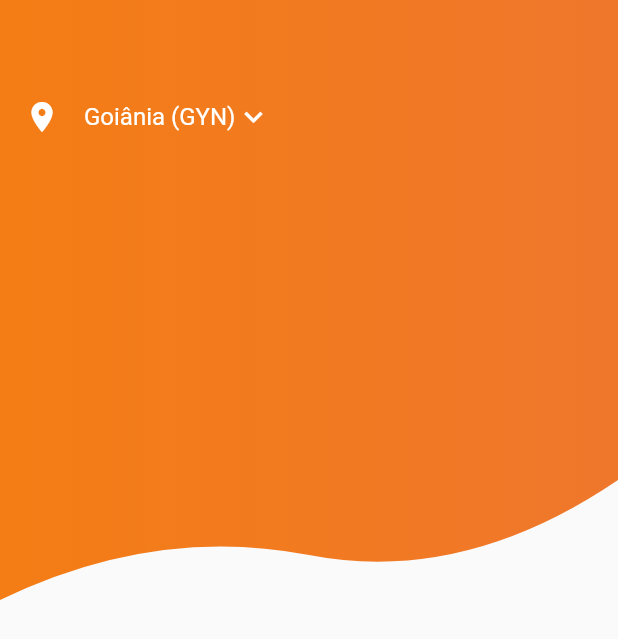
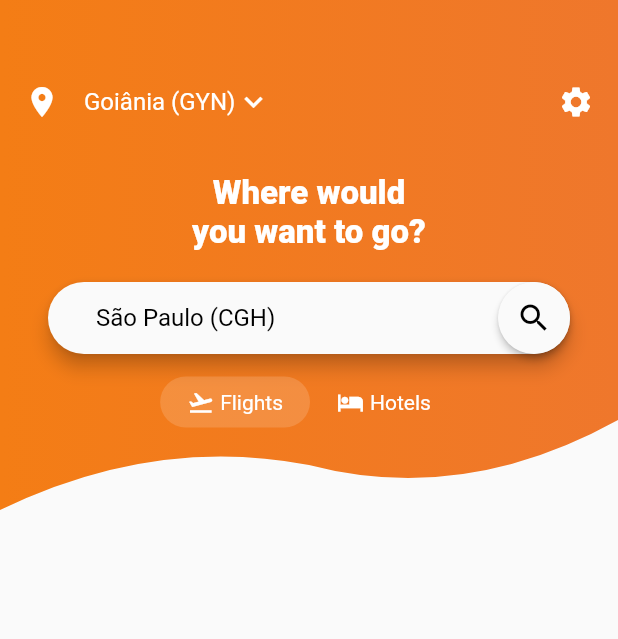
Before and after one commit to joaohhenriq/flutter-flight-tickets, a Flutter app: the screen it shows after launch, on a phone screen of 412 x 824 dp. Shown: the top 639 px of the screen. Run offline on Flutter 3.47's test engine with Material 2 defaults, Android fonts, the phone set to English and light mode, and no system bars.

Commit message:
Finishing top layout

```diff
--- a/lib/custom_shape_clipper.dart
+++ b/lib/custom_shape_clipper.dart
@@ -11,8 +11,8 @@ class CustomShapeClipper extends CustomClipper<Path> {
     path.quadraticBezierTo(firstControlPoint.dx, firstControlPoint.dy,
         firstEndPoint.dx, firstEndPoint.dy);
 
-    var secondEndPoint = Offset(size.width, size.height - 80.0);
-    var secondControlPoint = Offset(size.width * 0.75, size.height - 10.0);
+    var secondEndPoint = Offset(size.width, size.height - 60.0);
+    var secondControlPoint = Offset(size.width * 0.75, size.height - 3.0);
 
     path.quadraticBezierTo(secondControlPoint.dx, secondControlPoint.dy,
         secondEndPoint.dx, secondEndPoint.dy);
--- a/lib/main.dart
+++ b/lib/main.dart
@@ -46,8 +46,8 @@ class HomeScreenTopPart extends StatefulWidget {
 }
 
 class _HomeScreenTopPartState extends State<HomeScreenTopPart> {
-
   var selectedLocationIndex = 0;
+  var isFlightSelected = true;
 
   @override
   Widget build(BuildContext context) {
@@ -56,13 +56,13 @@ class _HomeScreenTopPartState extends State<HomeScreenTopPart> {
         ClipPath(
           clipper: CustomShapeClipper(),
           child: Container(
-            height: 400.0,
+            height: 340.0,
             decoration: BoxDecoration(
                 gradient: LinearGradient(colors: [firstColor, secondColor])),
             child: Column(
               children: <Widget>[
                 SizedBox(
-                  height: 50.0,
+                  height: 40.0,
                 ),
                 Padding(
                   padding: const EdgeInsets.all(16.0),
@@ -76,7 +76,7 @@ class _HomeScreenTopPartState extends State<HomeScreenTopPart> {
                         width: 16.0,
                       ),
                       PopupMenuButton(
-                        onSelected: (index){
+                        onSelected: (index) {
                           setState(() {
                             selectedLocationIndex = index;
                           });
@@ -109,10 +109,77 @@ class _HomeScreenTopPartState extends State<HomeScreenTopPart> {
                                 value: 1,
                               )
                             ],
+                      ),
+                      Spacer(),
+                      Icon(
+                        Icons.settings,
+                        color: Colors.white,
                       )
                     ],
                   ),
                 ),
+                SizedBox(
+                  height: 20.0,
+                ),
+                Text(
+                  "Where would\nyou want to go?",
+                  style: TextStyle(fontSize: 22.0, color: Colors.white, fontWeight: FontWeight.w800),
+                  textAlign: TextAlign.center,
+                ),
+                SizedBox(
+                  height: 20,
+                ),
+                Padding(
+                  padding: EdgeInsets.symmetric(horizontal: 32),
+                  child: Material(
+                    elevation: 5,
+                    borderRadius: BorderRadius.all(Radius.circular(30)),
+                    child: TextField(
+                      controller: TextEditingController(text: locations[1]),
+                      style: dropDownMenuItemStyle,
+                      cursorColor: appTheme.primaryColor,
+                      decoration: InputDecoration(
+                          border: InputBorder.none,
+                          contentPadding: EdgeInsets.symmetric(
+                              horizontal: 32.0, vertical: 14.0),
+                          suffixIcon: Material(
+                            elevation: 2.0,
+                            borderRadius: BorderRadius.all(Radius.circular(30)),
+                            child: Icon(
+                              Icons.search,
+                              color: Colors.black,
+                            ),
+                          )),
+                    ),
+                  ),
+                ),
+                SizedBox(
+                  height: 15,
+                ),
+                Row(
+                  mainAxisSize: MainAxisSize.min,
+                  mainAxisAlignment: MainAxisAlignment.spaceAround,
+                  children: <Widget>[
+                    InkWell(
+                      onTap: () {
+                        setState(() {
+                          isFlightSelected = true;
+                        });
+                      },
+                      child: ChoiceChip(
+                          Icons.flight_takeoff, "Flights", isFlightSelected),
+                    ),
+
+                    InkWell(
+                        onTap: () {
+                          setState(() {
+                            isFlightSelected = false;
+                          });
+                        },
+                        child: ChoiceChip(
+                            Icons.hotel, "Hotels", !isFlightSelected))
+                  ],
+                )
               ],
             ),
           ),
@@ -121,3 +188,44 @@ class _HomeScreenTopPartState extends State<HomeScreenTopPart> {
     );
   }
 }
+
+class ChoiceChip extends StatefulWidget {
+  final IconData icon;
+  final String text;
+  final bool isFlightSelected;
+
+  ChoiceChip(this.icon, this.text, this.isFlightSelected);
+
+  @override
+  _ChoiceChipState createState() => _ChoiceChipState();
+}
+
+class _ChoiceChipState extends State<ChoiceChip> {
+  @override
+  Widget build(BuildContext context) {
+    return Container(
+      padding: EdgeInsets.symmetric(horizontal: 18.0, vertical: 8.0),
+      decoration: widget.isFlightSelected
+          ? BoxDecoration(
+              color: Colors.white.withOpacity(0.15),
+              borderRadius: BorderRadius.all(Radius.circular(20.0)))
+          : null,
+      child: Row(
+        children: <Widget>[
+          Icon(
+            widget.icon,
+            size: 18.0,
+            color: Colors.white,
+          ),
+          SizedBox(
+            width: 4.0,
+          ),
+          Text(
+            widget.text,
+            style: TextStyle(color: Colors.white, fontSize: 14),
+          )
+        ],
+      ),
+    );
+  }
+}
```
